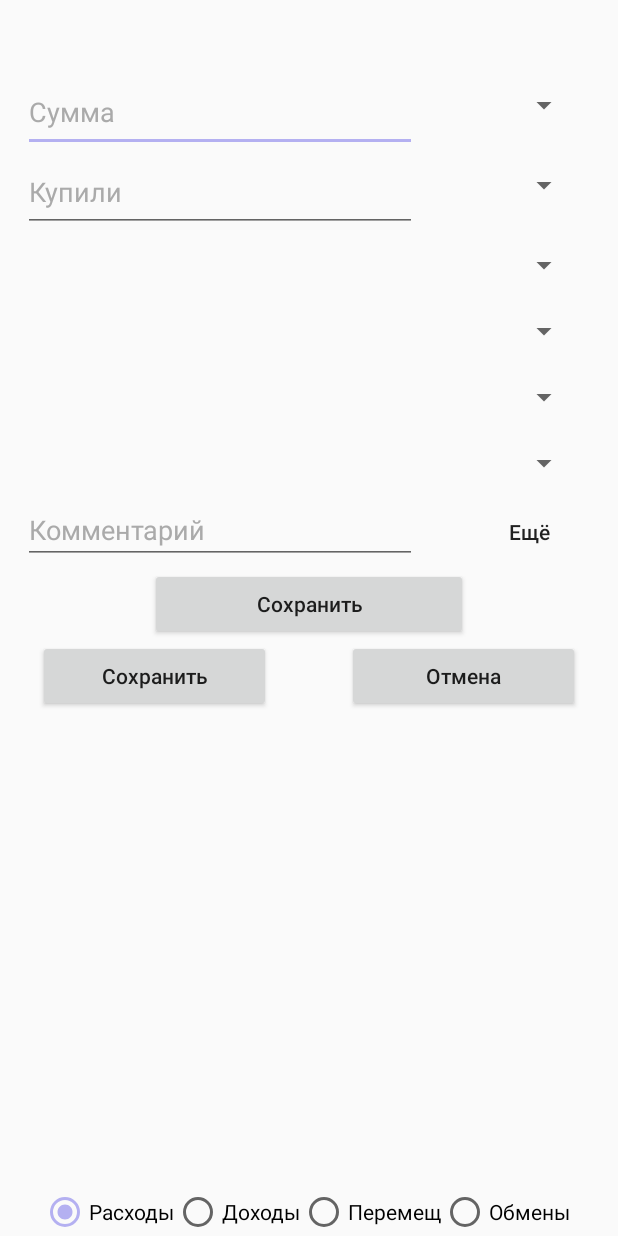
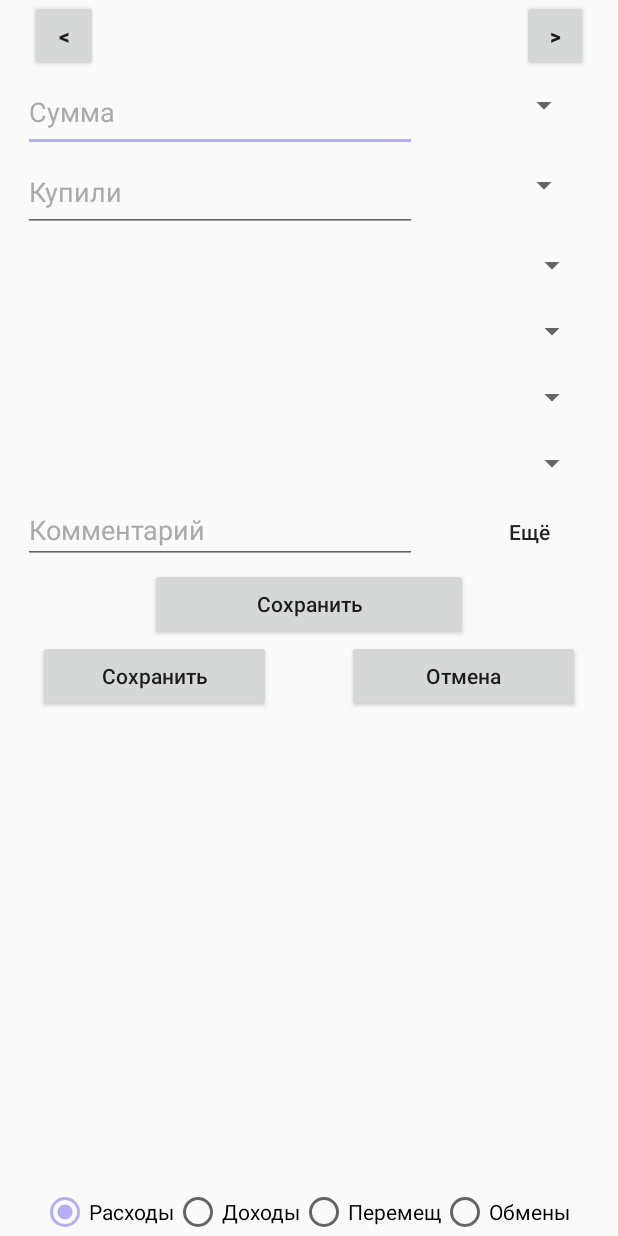
Before and after one commit to mayhem25-90/MyApplications, an Android app: the layout tab_operations_activity.xml on its own in the app's theme, with its tools: preview values and no code run, on a phone screen of 412 x 824 dp. Run offline under Robolectric (Android 15) with nearby library versions, the phone set to English and light mode, and no system bars.

Commit message:
Добавление времени операций. - В дополнение к дате, теперь происходит работа со временем:    - выбор (установка) времени операции на главном эране;    - внесение времени в БД и чтение из БД;    - отображение времени операции в истории;    - теперь сортировка операций в истории происходит правильно, по времени их совершения.  - Добавление кнопок смены даты на день вперёд / назад.

```diff
--- a/src/main/res/layout/tab_operations_activity.xml
+++ b/src/main/res/layout/tab_operations_activity.xml
@@ -8,58 +8,83 @@
     tools:context="ru.myandroid.drebedengi_my.MainActivity"
     android:orientation="vertical">
 
-    <!--<TextView-->
-        <!--android:id="@+id/tvHello"-->
-        <!--android:layout_width="wrap_content"-->
-        <!--android:layout_height="wrap_content"-->
-        <!--android:text="Hello World!" />-->
+    <LinearLayout
+        xmlns:android="http://schemas.android.com/apk/res/android"
+        android:layout_width="match_parent"
+        android:layout_height="wrap_content"
+        android:baselineAligned="false"
+        android:orientation="horizontal">
+
+        <TableLayout
+            android:layout_width="match_parent"
+            android:layout_height="match_parent"
+            android:layout_weight="9">
+
+            <Button
+                android:id="@+id/btnDateLeft"
+                android:layout_width="wrap_content"
+                android:layout_height="wrap_content"
+                android:text="@string/dateLeft"
+                android:layout_marginLeft="20dp"
+                android:layout_marginRight="20dp"
+                android:onClick="onButtonClick" />
+        </TableLayout>
+
+        <TableLayout
+            android:layout_width="match_parent"
+            android:layout_height="match_parent"
+            android:layout_weight="7">
+
+            <Button
+                android:id="@+id/btnDate"
+                android:layout_width="wrap_content"
+                android:layout_height="wrap_content"
+                android:gravity="end|center_vertical"
+                android:textAllCaps="false"
+                android:background="@null"
+                android:layout_marginLeft="10dp"
+                android:layout_marginRight="10dp"
+                android:onClick="onButtonClick" />
+        </TableLayout>
+
+        <TableLayout
+            android:layout_width="match_parent"
+            android:layout_height="match_parent"
+            android:layout_weight="9">
+
+            <Button
+                android:id="@+id/btnTime"
+                android:layout_width="wrap_content"
+                android:layout_height="wrap_content"
+                android:gravity="start|center_vertical"
+                android:textAllCaps="false"
+                android:background="@null"
+                android:layout_marginLeft="10dp"
+                android:layout_marginRight="10dp"
+                android:onClick="onButtonClick" />
+        </TableLayout>
+
+        <TableLayout
+            android:layout_width="match_parent"
+            android:layout_height="match_parent"
+            android:layout_weight="9">
+
+            <Button
+                android:id="@+id/btnDateRight"
+                android:layout_width="wrap_content"
+                android:layout_height="wrap_content"
+                android:text="@string/dateRight"
+                android:layout_marginLeft="20dp"
+                android:layout_marginRight="20dp"
+                android:onClick="onButtonClick" />
+        </TableLayout>
+    </LinearLayout>
 
     <!-- Заполнение полей    === === === === === === === === === === === === -->
     <TableLayout
         android:id="@+id/linearLayout1"
         android:layout_width="match_parent"
         android:layout_height="wrap_content">
-
-        <!--<EditText android:id="@+id/etDate"-->
-            <!--android:layout_width="wrap_content"-->
-            <!--android:layout_height="wrap_content"-->
-            <!--android:layout_weight="1"-->
-            <!--android:inputType="date"-->
-            <!--android:layout_marginLeft="15dp"-->
-            <!--android:layout_marginRight="15dp">-->
-        <!--</EditText>-->
-
-        <TableRow>
-            <!--<Button-->
-                <!--android:id="@+id/btnDateLeft"-->
-                <!--android:layout_width="wrap_content"-->
-                <!--android:layout_height="wrap_content"-->
-
-                <!--android:textAllCaps="false"-->
-                <!--android:layout_marginLeft="15dp"-->
-                <!--android:layout_marginRight="15dp"-->
-                <!--android:onClick="onButtonClick" />-->
-            <Button
-                android:id="@+id/btnDate"
-                android:layout_width="wrap_content"
-                android:layout_height="wrap_content"
-                android:layout_weight="5"
-                android:textAllCaps="false"
-                android:background="@null"
-                android:layout_marginLeft="15dp"
-                android:layout_marginRight="15dp"
-                android:onClick="onButtonClick" />
-            <!--<Button-->
-                <!--android:id="@+id/btnDateRight"-->
-                <!--android:layout_width="wrap_content"-->
-                <!--android:layout_height="wrap_content"-->
-
-                <!--android:layout_weight="1"-->
-                <!--android:textAllCaps="false"-->
-                <!--android:layout_marginLeft="15dp"-->
-                <!--android:layout_marginRight="15dp"-->
-                <!--android:onClick="onButtonClick" />-->
-        </TableRow>
 
         <TableRow
             android:id="@+id/etSumRow"
@@ -78,7 +103,7 @@
                 android:inputType="numberDecimal"
                 android:layout_marginLeft="5dp"
                 android:layout_marginRight="5dp" />
-                <!--android:onClick="onEditTextClick" />-->
+
             <Spinner
                 android:id="@+id/spinCurrency"
                 android:layout_width="wrap_content"
@@ -88,16 +113,6 @@
                 android:layout_marginTop="10dp"
                 android:layout_marginBottom="10dp"
                 android:spinnerMode="dialog" />
-            <!--<Button-->
-                <!--android:id="@+id/btnCurrency"-->
-                <!--android:layout_width="wrap_content"-->
-                <!--android:layout_height="wrap_content"-->
-                <!--android:text="@string/currency"-->
-                <!--android:textAllCaps="false"-->
-                <!--android:background="@null"-->
-                <!--android:layout_marginLeft="5dp"-->
-                <!--android:layout_marginRight="5dp"-->
-                <!--android:onClick="onButtonClick"/>-->
         </TableRow>
 
         <TableRow
@@ -117,7 +132,7 @@
                 android:inputType="numberDecimal"
                 android:layout_marginLeft="5dp"
                 android:layout_marginRight="5dp" />
-                <!--android:onClick="onEditTextClick" />-->
+
             <Spinner
                 android:id="@+id/spinCurrencyDest"
                 android:layout_width="wrap_content"
@@ -127,24 +142,14 @@
                 android:layout_marginTop="10dp"
                 android:layout_marginBottom="10dp"
                 android:spinnerMode="dialog" />
-            <!--<Button-->
-            <!--android:id="@+id/btnCurrency"-->
-            <!--android:layout_width="wrap_content"-->
-            <!--android:layout_height="wrap_content"-->
-            <!--android:text="@string/currency"-->
-            <!--android:textAllCaps="false"-->
-            <!--android:background="@null"-->
-            <!--android:layout_marginLeft="5dp"-->
-            <!--android:layout_marginRight="5dp"-->
-            <!--android:onClick="onButtonClick"/>-->
         </TableRow>
 
         <Spinner
             android:id="@+id/spinWallet"
             android:layout_width="wrap_content"
             android:layout_height="wrap_content"
-            android:layout_marginLeft="25dp"
-            android:layout_marginRight="25dp"
+            android:layout_marginLeft="20dp"
+            android:layout_marginRight="20dp"
             android:layout_marginTop="10dp"
             android:layout_marginBottom="10dp"
             android:spinnerMode="dialog" />
@@ -153,73 +158,31 @@
             android:id="@+id/spinWalletDest"
             android:layout_width="wrap_content"
             android:layout_height="wrap_content"
-            android:layout_marginLeft="25dp"
-            android:layout_marginRight="25dp"
+            android:layout_marginLeft="20dp"
+            android:layout_marginRight="20dp"
             android:layout_marginTop="10dp"
             android:layout_marginBottom="10dp"
             android:spinnerMode="dialog" />
-
-        <!--<TableRow>-->
-            <!--<Button-->
-                <!--android:id="@+id/btnWallet"-->
-                <!--android:layout_width="wrap_content"-->
-                <!--android:layout_height="wrap_content"-->
-                <!--android:layout_weight="1"-->
-                <!--android:text="@string/wallet"-->
-                <!--android:textAllCaps="false"-->
-                <!--android:background="@null"-->
-                <!--android:layout_marginLeft="5dp"-->
-                <!--android:layout_marginRight="5dp"-->
-                <!--android:onClick="onButtonClick"/>-->
-        <!--</TableRow>-->
 
         <Spinner
             android:id="@+id/spinCategory"
             android:layout_width="wrap_content"
             android:layout_height="wrap_content"
-            android:layout_marginLeft="25dp"
-            android:layout_marginRight="25dp"
+            android:layout_marginLeft="20dp"
+            android:layout_marginRight="20dp"
             android:layout_marginTop="10dp"
             android:layout_marginBottom="10dp"
             android:spinnerMode="dialog" />
-
-        <!--<TableRow>-->
-            <!--<Button-->
-                <!--android:id="@+id/btnCategory"-->
-                <!--android:layout_width="wrap_content"-->
-                <!--android:layout_height="wrap_content"-->
-                <!--android:layout_weight="1"-->
-                <!--android:text="@string/category"-->
-                <!--android:textAllCaps="false"-->
-                <!--android:background="@null"-->
-                <!--android:layout_marginLeft="5dp"-->
-                <!--android:layout_marginRight="5dp"-->
-                <!--android:onClick="onButtonClick"/>-->
-        <!--</TableRow>-->
 
         <Spinner
             android:id="@+id/spinSource"
             android:layout_width="wrap_content"
             android:layout_height="wrap_content"
-            android:layout_marginLeft="25dp"
-            android:layout_marginRight="25dp"
+            android:layout_marginLeft="20dp"
+            android:layout_marginRight="20dp"
             android:layout_marginTop="10dp"
             android:layout_marginBottom="10dp"
             android:spinnerMode="dialog" />
-
-        <!--<TableRow>-->
-            <!--<Button-->
-                <!--android:id="@+id/btnSource"-->
-                <!--android:layout_width="wrap_content"-->
-                <!--android:layout_height="wrap_content"-->
-                <!--android:layout_weight="1"-->
-                <!--android:text="@string/source"-->
-                <!--android:textAllCaps="false"-->
-                <!--android:background="@null"-->
-                <!--android:layout_marginLeft="5dp"-->
-                <!--android:layout_marginRight="5dp"-->
-                <!--android:onClick="onButtonClick"/>-->
-        <!--</TableRow>-->
 
         <TableRow>
             <EditText android:id="@+id/etComment"
@@ -232,7 +195,7 @@
                 android:textColorHint="@color/colorHint"
                 android:layout_marginLeft="15dp"
                 android:layout_marginRight="15dp" />
-                <!--android:onClick="onEditTextClick" />-->
+
             <Button
                 android:id="@+id/btnTag"
                 android:layout_width="wrap_content"
--- a/src/main/res/values/strings.xml
+++ b/src/main/res/values/strings.xml
@@ -40,6 +40,9 @@
     <string name="today">Сегодня</string>
     <string name="yesterday">Вчера</string>
 
+    <string name="dateLeft"><b>&lt;</b></string>
+    <string name="dateRight"><b>&gt;</b></string>
+
     <!--<string name="currencies">Валюты</string>-->
     <!--<string name="wallets">Места хранения</string>-->
     <!--<string name="categories">Категории затрат</string>-->
```
Also changed, not shown: src/main/java/ru/myandroid/drebedengi_my/DB.java (+15 -2 lines), src/main/java/ru/myandroid/drebedengi_my/HistoryCursorAdapter.java (+17 -6 lines), src/main/java/ru/myandroid/drebedengi_my/MainActivity.java (+59 -15 lines).
